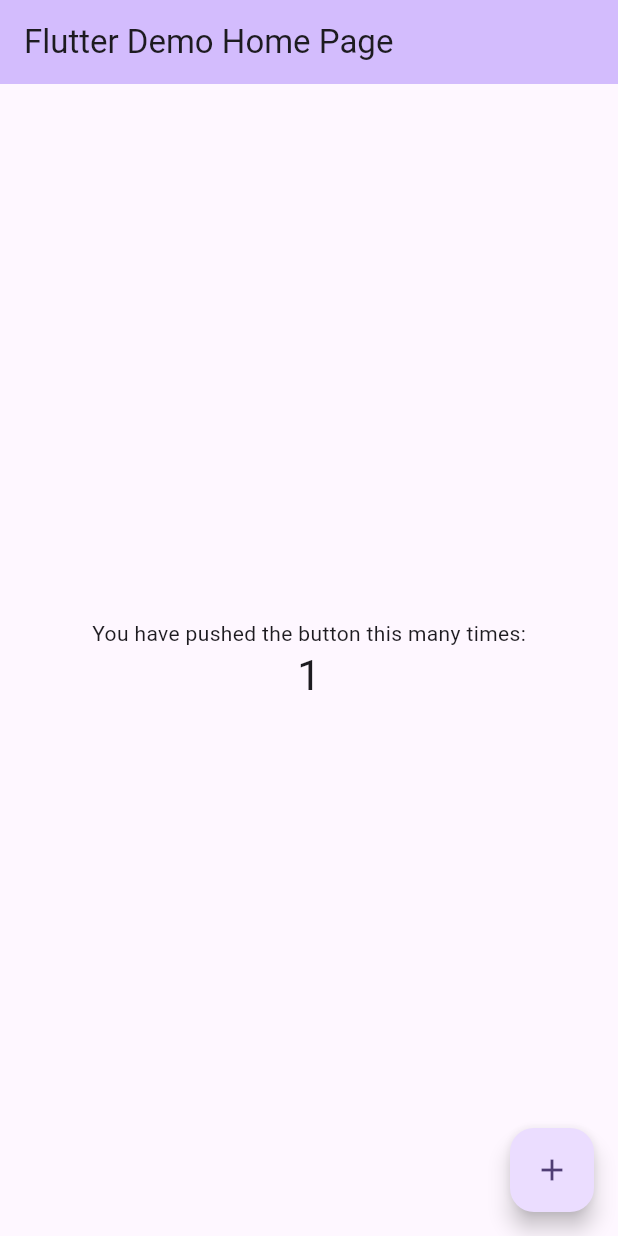
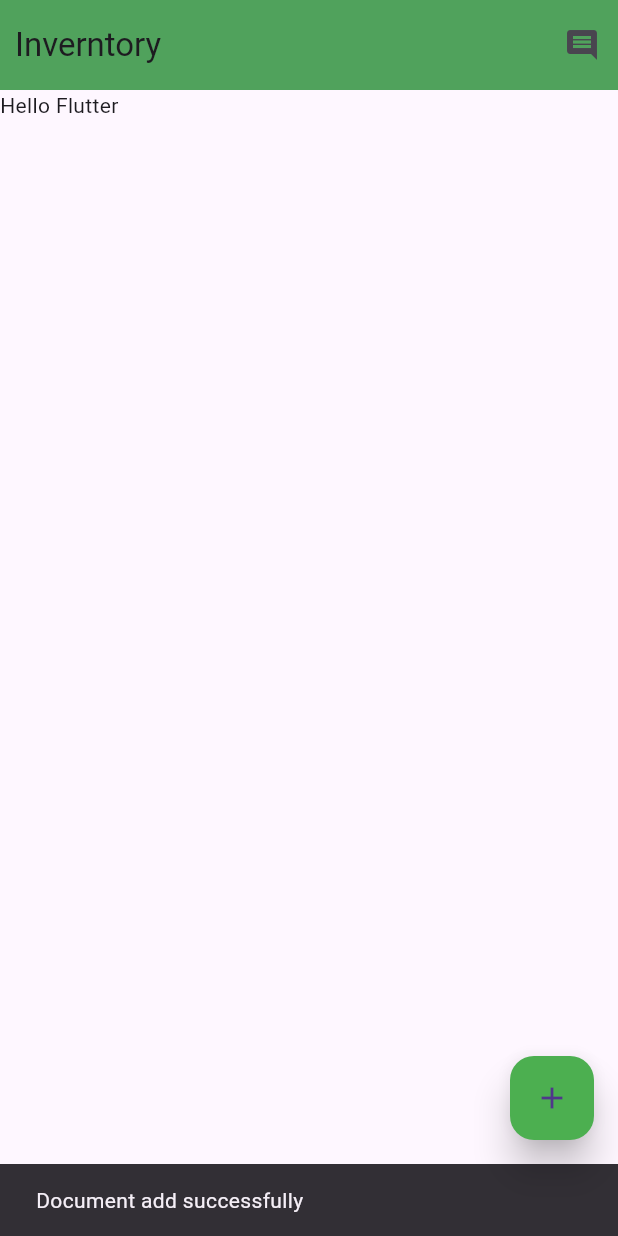
Before and after one commit to RadoanulArifen/Flutter, a Flutter app: the screen it shows after launch, after a tap on the "add" icon, on a phone screen of 412 x 824 dp. Run offline on Flutter 3.47's test engine with Material 3 defaults, Android fonts, the phone set to English and light mode, and no system bars.

Commit message:
Demo App

```diff
--- a/demoapp/lib/main.dart
+++ b/demoapp/lib/main.dart
@@ -11,115 +11,56 @@
   @override
   Widget build(BuildContext context) {
     return MaterialApp(
-      title: 'Flutter Demo',
-      theme: ThemeData(
-        // This is the theme of your application.
-        //
-        // TRY THIS: Try running your application with "flutter run". You'll see
-        // the application has a purple toolbar. Then, without quitting the app,
-        // try changing the seedColor in the colorScheme below to Colors.green
-        // and then invoke "hot reload" (save your changes or press the "hot
-        // reload" button in a Flutter-supported IDE, or press "r" if you used
-        // the command line to start the app).
-        //
-        // Notice that the counter didn't reset back to zero; the application
-        // state is not lost during the reload. To reset the state, use hot
-        // restart instead.
-        //
-        // This works for code too, not just values: Most code changes can be
-        // tested with just a hot reload.
-        colorScheme: ColorScheme.fromSeed(seedColor: Colors.deepPurple),
-        useMaterial3: true,
-      ),
-      home: const MyHomePage(title: 'Flutter Demo Home Page'),
+      theme: ThemeData(primarySwatch: Colors.amber ),
+      darkTheme: ThemeData(primarySwatch:Colors.deepPurple),
+      color: Colors.green,
+      debugShowCheckedModeBanner: false,
+      home:HomeActivity()
     );
   }
 }
 
-class MyHomePage extends StatefulWidget {
-  const MyHomePage({super.key, required this.title});
+class HomeActivity extends StatelessWidget{
+  const HomeActivity({super.key});
 
-  // This widget is the home page of your application. It is stateful, meaning
-  // that it has a State object (defined below) that contains fields that affect
-  // how it looks.
+  MySnackBar(message,context){
+    ScaffoldMessenger.of(context).showSnackBar(
+      SnackBar(content: Text(message))
 
-  // This class is the configuration for the state. It holds the values (in this
-  // case the title) provided by the parent (in this case the App widget) and
-  // used by the build method of the State. Fields in a Widget subclass are
-  // always marked "final".
+    );
 
-  final String title;
+  }
 
-  @override
-  State<MyHomePage> createState() => _MyHomePageState();
-}
 
-class _MyHomePageState extends State<MyHomePage> {
-  int _counter = 0;
-
-  void _incrementCounter() {
-    setState(() {
-      // This call to setState tells the Flutter framework that something has
-      // changed in this State, which causes it to rerun the build method below
-      // so that the display can reflect the updated values. If we changed
-      // _counter without calling setState(), then the build method would not be
-      // called again, and so nothing would appear to happen.
-      _counter++;
-    });
-  }
 
   @override
   Widget build(BuildContext context) {
-    // This method is rerun every time setState is called, for instance as done
-    // by the _incrementCounter method above.
-    //
-    // The Flutter framework has been optimized to make rerunning build methods
-    // fast, so that you can just rebuild anything that needs updating rather
-    // than having to individually change instances of widgets.
+
     return Scaffold(
       appBar: AppBar(
-        // TRY THIS: Try changing the color here to a specific color (to
-        // Colors.amber, perhaps?) and trigger a hot reload to see the AppBar
-        // change color while the other colors stay the same.
-        backgroundColor: Theme.of(context).colorScheme.inversePrimary,
-        // Here we take the value from the MyHomePage object that was created by
-        // the App.build method, and use it to set our appbar title.
-        title: Text(widget.title),
+        title: Text("Inverntory"),
+        titleSpacing: 10,
+        centerTitle: false,
+        toolbarHeight: 60,
+        toolbarOpacity:1 ,
+        elevation: 20,
+        backgroundColor: Colors.green,
+        actions: [
+          IconButton(onPressed:(){MySnackBar("Comment press Successful",context);} , icon:Icon(Icons.comment) ,)
+        ],
       ),
-      body: Center(
-        // Center is a layout widget. It takes a single child and positions it
-        // in the middle of the parent.
-        child: Column(
-          // Column is also a layout widget. It takes a list of children and
-          // arranges them vertically. By default, it sizes itself to fit its
-          // children horizontally, and tries to be as tall as its parent.
-          //
-          // Column has various properties to control how it sizes itself and
-          // how it positions its children. Here we use mainAxisAlignment to
-          // center the children vertically; the main axis here is the vertical
-          // axis because Columns are vertical (the cross axis would be
-          // horizontal).
-          //
-          // TRY THIS: Invoke "debug painting" (choose the "Toggle Debug Paint"
-          // action in the IDE, or press "p" in the console), to see the
-          // wireframe for each widget.
-          mainAxisAlignment: MainAxisAlignment.center,
-          children: <Widget>[
-            const Text(
-              'You have pushed the button this many times:',
-            ),
-            Text(
-              '$_counter',
-              style: Theme.of(context).textTheme.headlineMedium,
-            ),
-          ],
-        ),
+
+      floatingActionButton: FloatingActionButton(
+        elevation: 10,
+        child: Icon(Icons.add),
+        onPressed: (){MySnackBar("Document add successfully",context);},
+        backgroundColor: Colors.green,
+
+
       ),
-      floatingActionButton: FloatingActionButton(
-        onPressed: _incrementCounter,
-        tooltip: 'Increment',
-        child: const Icon(Icons.add),
-      ), // This trailing comma makes auto-formatting nicer for build methods.
+      body:Text("Hello Flutter") ,
+
     );
   }
+
 }
```
